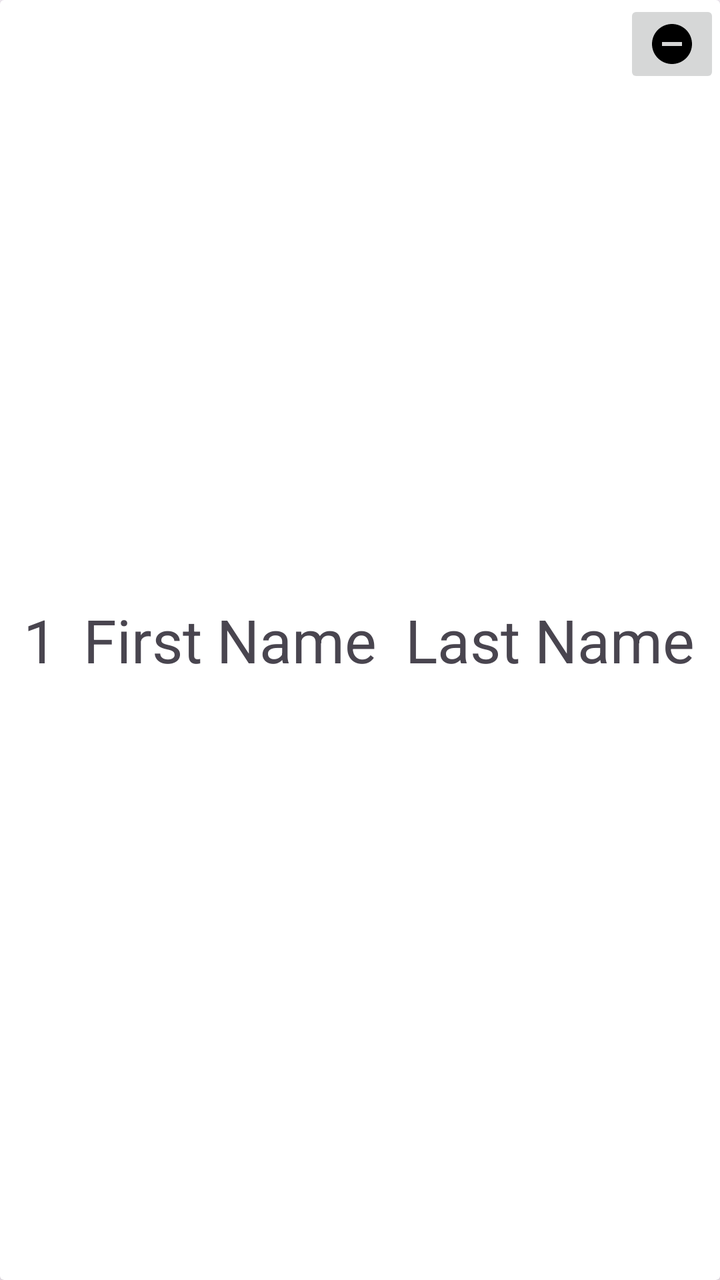
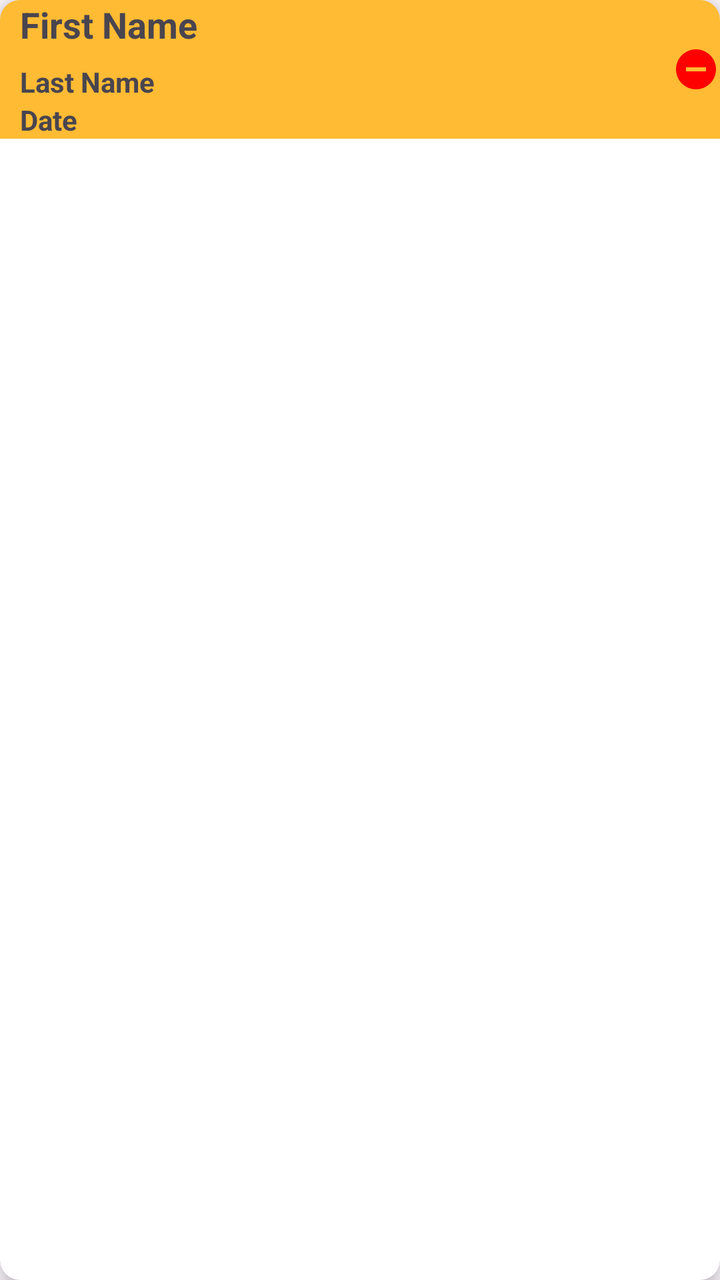

Two renders of the same Android screen: before a commit and after it. Below are the layout's source before the change and the commit's diff.
<!-- AndroidManifest.xml: application theme Theme.TestApp -->
<!-- res/layout/singlerowdesign2.xml -->
<?xml version="1.0" encoding="utf-8"?>

<androidx.cardview.widget.CardView xmlns:android="http://schemas.android.com/apk/res/android"
    android:layout_width="match_parent"
    android:layout_height="72dp"
    android:layout_gravity="center_vertical"
    android:layout_marginLeft="20dp"
    android:layout_marginRight="20dp">

    <androidx.appcompat.widget.LinearLayoutCompat
        android:layout_width="match_parent"
        android:layout_height="match_parent"
        android:layout_gravity="center"
        android:orientation="horizontal">

        <TextView
            android:id="@+id/singlerowdesign_recview_date"
            android:layout_width="40dp"
            android:layout_height="match_parent"
            android:gravity="center"
            android:text="1"
            android:textSize="30sp"
            android:ellipsize="end"/>

        <TextView
            android:id="@+id/singlerowdesign_recview_firstName"
            android:layout_width="150dp"
            android:layout_height="match_parent"
            android:gravity="center"
            android:text="First Name"
            android:textSize="30sp"
            android:ellipsize="end"/>

        <TextView
            android:id="@+id/singlerowdesign_recview_lastName"
            android:layout_width="match_parent"
            android:layout_height="match_parent"
            android:gravity="center"
            android:text="Last Name"
            android:textSize="30sp"
            android:ellipsize="end"/>
    </androidx.appcompat.widget.LinearLayoutCompat>

    <ImageButton
        android:id="@+id/singlerowdesign_recview_delete"
        android:layout_width="wrap_content"
        android:layout_height="wrap_content"
        android:layout_gravity="end"
        android:contentDescription="@string/delete"
        android:src="@drawable/baseline_remove_circle_24" />

</androidx.cardview.widget.CardView>
<!-- resources referenced by this layout -->
<resources>
  <!-- drawable baseline_remove_circle_24 (drawable) -->
  <vector xmlns:android="http://schemas.android.com/apk/res/android" android:height="24dp" android:tint="#000000" android:viewportHeight="24" android:viewportWidth="24" android:width="24dp">
        
      <path android:fillColor="@android:color/white" android:pathData="M12,2C6.48,2 2,6.48 2,12s4.48,10 10,10 10,-4.48 10,-10S17.52,2 12,2zM17,13L7,13v-2h10v2z"/>
      
  </vector>
  <string name="delete">delete</string>
  <style name="Theme.TestApp" parent="Base.Theme.TestApp" />
  <style name="Base.Theme.TestApp" parent="Theme.Material3.DayNight.NoActionBar">
          
          
      </style>
</resources>

<!-- the commit's change to res/layout/singlerowdesign2.xml (unified diff, before → after) -->
@@ -2,51 +2,72 @@
 
 <androidx.cardview.widget.CardView xmlns:android="http://schemas.android.com/apk/res/android"
     android:layout_width="match_parent"
-    android:layout_height="72dp"
+    android:layout_height="wrap_content"
+    xmlns:app="http://schemas.android.com/apk/res-auto"
     android:layout_gravity="center_vertical"
-    android:layout_marginLeft="20dp"
-    android:layout_marginRight="20dp">
+    android:layout_marginStart="15dp"
+    android:layout_marginTop="15dp"
+    android:layout_marginEnd="15dp"
+    app:cardCornerRadius="10dp"
+    app:cardElevation="6dp">
 
-    <androidx.appcompat.widget.LinearLayoutCompat
+    <androidx.constraintlayout.widget.ConstraintLayout
         android:layout_width="match_parent"
-        android:layout_height="match_parent"
-        android:layout_gravity="center"
-        android:orientation="horizontal">
+        android:layout_height="wrap_content"
+        android:background="@color/holo_orange_light">
+
+        <TextView
+            android:id="@+id/singlerowdesign_recview_firstName"
+            android:layout_width="0dp"
+            android:layout_height="wrap_content"
+            android:layout_marginStart="10dp"
+            android:ellipsize="end"
+            android:maxLines="2"
+            android:text="First Name"
+            android:textSize="18sp"
+            android:textStyle="bold"
+            app:layout_constraintEnd_toStartOf="@+id/singlerowdesign_recview_delete"
+            app:layout_constraintStart_toStartOf="parent"
+            app:layout_constraintTop_toTopOf="parent" />
+
+        <TextView
+            android:id="@+id/singlerowdesign_recview_lastName"
+            android:layout_width="0dp"
+            android:layout_height="wrap_content"
+            android:layout_marginBottom="12dp"
+            android:ellipsize="end"
+            android:maxLines="2"
+            android:text="Last Name"
+            android:textStyle="bold"
+            app:layout_constraintBottom_toBottomOf="parent"
+            app:layout_constraintEnd_toStartOf="@+id/singlerowdesign_recview_delete"
+            app:layout_constraintStart_toStartOf="@id/singlerowdesign_recview_firstName"
+            app:layout_constraintTop_toBottomOf="@id/singlerowdesign_recview_firstName" />
 
         <TextView
             android:id="@+id/singlerowdesign_recview_date"
-            android:layout_width="40dp"
-            android:layout_height="match_parent"
-            android:gravity="center"
-            android:text="1"
-            android:textSize="30sp"
-            android:ellipsize="end"/>
+            android:layout_width="0dp"
+            android:layout_height="wrap_content"
+            android:maxLines="2"
+            android:text="Date"
+            android:textStyle="bold"
+            app:layout_constraintBottom_toBottomOf="parent"
+            app:layout_constraintEnd_toStartOf="@+id/singlerowdesign_recview_delete"
+            app:layout_constraintStart_toStartOf="@id/singlerowdesign_recview_lastName"
+            app:layout_constraintTop_toBottomOf="@id/singlerowdesign_recview_lastName" />
 
-        <TextView
-            android:id="@+id/singlerowdesign_recview_firstName"
-            android:layout_width="150dp"
-            android:layout_height="match_parent"
-            android:gravity="center"
-            android:text="First Name"
-            android:textSize="30sp"
-            android:ellipsize="end"/>
-
-        <TextView
-            android:id="@+id/singlerowdesign_recview_lastName"
-            android:layout_width="match_parent"
-            android:layout_height="match_parent"
-            android:gravity="center"
-            android:text="Last Name"
-            android:textSize="30sp"
-            android:ellipsize="end"/>
-    </androidx.appcompat.widget.LinearLayoutCompat>
-
-    <ImageButton
-        android:id="@+id/singlerowdesign_recview_delete"
-        android:layout_width="wrap_content"
-        android:layout_height="wrap_content"
-        android:layout_gravity="end"
-        android:contentDescription="@string/delete"
-        android:src="@drawable/baseline_remove_circle_24" />
+        <ImageButton
+            android:id="@+id/singlerowdesign_recview_delete"
+            android:layout_width="wrap_content"
+            android:layout_height="wrap_content"
+            android:layout_gravity="end"
+            android:contentDescription="@string/delete"
+            android:src="@drawable/baseline_remove_circle_24"
+            app:layout_constraintBottom_toBottomOf="parent"
+            app:layout_constraintEnd_toEndOf="parent"
+            app:layout_constraintTop_toTopOf="parent"
+            android:background="@null"
+            android:tint="@color/red"/>
+    </androidx.constraintlayout.widget.ConstraintLayout>
 
 </androidx.cardview.widget.CardView>
<!-- resource entries referenced after the edit -->
@@ -1,5 +1,7 @@
 <!-- resources referenced by this layout -->
 <resources>
+  <color name="holo_orange_light">#ffffbb33</color>
+  <color name="red">#FFFF0000</color>
   <!-- drawable baseline_remove_circle_24 (drawable) -->
   <vector xmlns:android="http://schemas.android.com/apk/res/android" android:height="24dp" android:tint="#000000" android:viewportHeight="24" android:viewportWidth="24" android:width="24dp">
         
@@ -9,8 +11,11 @@
   <string name="delete">delete</string>
   <style name="Theme.TestApp" parent="Base.Theme.TestApp" />
   <style name="Base.Theme.TestApp" parent="Theme.Material3.DayNight.NoActionBar">
-          
-          
+          <item name="colorPrimary">@color/white</item>
+          <item name="colorSecondary">@color/black</item>
+          <item name="colorError">@color/red</item>
       </style>
+  <color name="white">#FFFFFFFF</color>
+  <color name="black">#FF000000</color>
 </resources>
 
